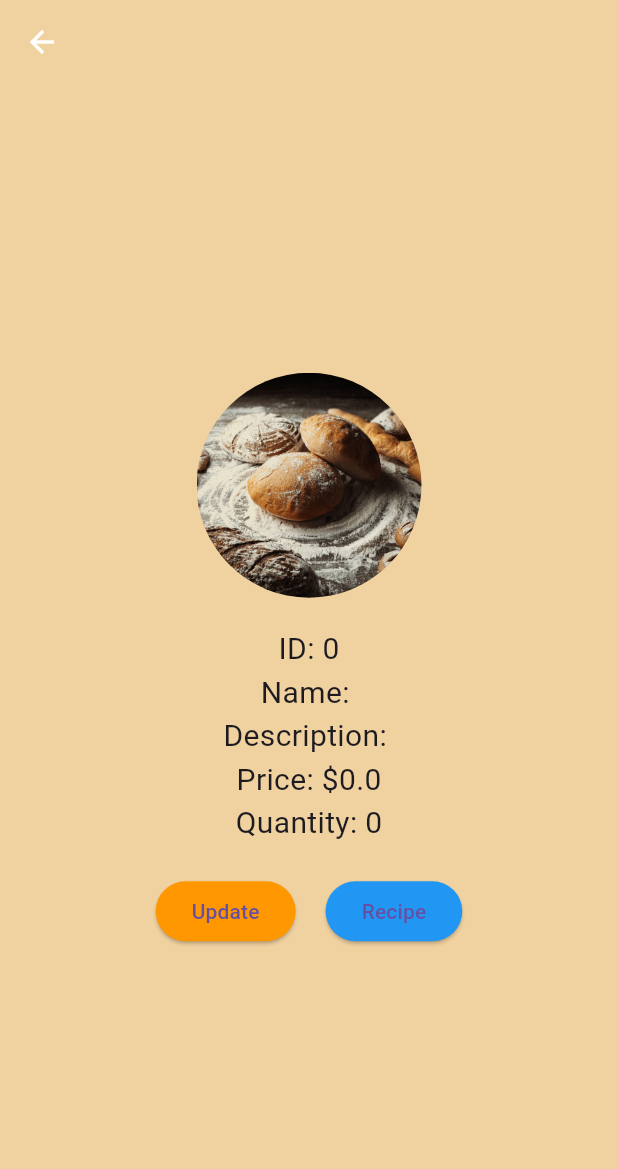
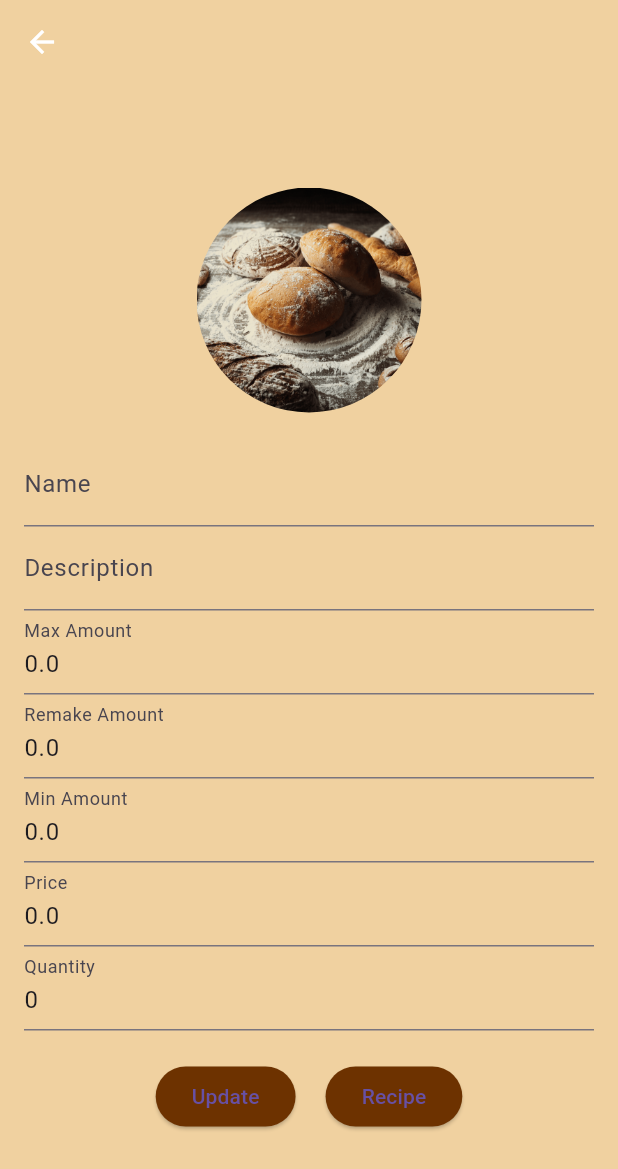
Before and after one commit to Jayjolie1026/BakeryManagement, a Flutter app: the ProductDetailPage screen opened directly with empty values, after a tap on "Update", on a phone screen of 412 x 824 dp. Shown: the top 1169 px of the screen. Run offline on Flutter 3.47's test engine with Material 3 defaults, Android fonts, the phone set to English and light mode, and no system bars; network calls fail.

Commit message:
messing with update

```diff
--- a/bakery_management/lib/pages/bakedgoods.dart
+++ b/bakery_management/lib/pages/bakedgoods.dart
@@ -125,11 +125,14 @@ class ProductApi {
 
 
  static Future<void> updateProduct(Product product) async {
+  final url = Uri.parse('https://bakerymanagement-efgmhebnd5aggagn.eastus-01.azurewebsites.net/finalproducts/${product.productID}');
   final response = await http.put(
-    Uri.parse('https://bakerymanagement-efgmhebnd5aggagn.eastus-01.azurewebsites.net/finalproducts/${product.productID}'),
+    url,
     headers: {'Content-Type': 'application/json'},
     body: jsonEncode(product.toJson()),
   );
+  print('Response status: ${response.statusCode}');
+  print('Update request body: ${jsonEncode(product.toJson())}');
 
   if (response.statusCode != 200) {
     throw Exception('Failed to update product');
@@ -347,16 +350,53 @@ class _SearchWidgetState extends State<SearchWidget> {
 
 
 // Product Detail Page
-class ProductDetailPage extends StatelessWidget {
+class ProductDetailPage extends StatefulWidget {
   final Product product;
 
   const ProductDetailPage({super.key, required this.product});
 
-   @override
+  @override
+  _ProductDetailPageState createState() => _ProductDetailPageState();
+}
+
+class _ProductDetailPageState extends State<ProductDetailPage> {
+  late TextEditingController _nameController;
+  late TextEditingController _descriptionController;
+  late TextEditingController _maxAmountController;
+  late TextEditingController _remakeAmountController;
+  late TextEditingController _minAmountController;
+  late TextEditingController _priceController;
+  late TextEditingController _quantityController;
+
+  @override
+  void initState() {
+    super.initState();
+    _nameController = TextEditingController(text: widget.product.name);
+    _descriptionController = TextEditingController(text: widget.product.description);
+    _maxAmountController = TextEditingController(text: widget.product.maxAmount.toString());
+    _remakeAmountController = TextEditingController(text: widget.product.remakeAmount.toString());
+    _minAmountController = TextEditingController(text: widget.product.minAmount.toString());
+    _priceController = TextEditingController(text: widget.product.price.toString());
+    _quantityController = TextEditingController(text: widget.product.quantity.toString());
+  }
+
+  @override
+  void dispose() {
+    _nameController.dispose();
+    _descriptionController.dispose();
+    _maxAmountController.dispose();
+    _remakeAmountController.dispose();
+    _minAmountController.dispose();
+    _priceController.dispose();
+    _quantityController.dispose();
+    super.dispose();
+  }
+
+  @override
   Widget build(BuildContext context) {
     return Scaffold(
       appBar: AppBar(
-        title: Text(product.name),
+        title: Text(widget.product.name),
         backgroundColor: const Color(0xFFF0d1a0),
       ),
       backgroundColor: const Color(0xFFF0d1a0),
@@ -367,23 +407,51 @@ class ProductDetailPage extends StatelessWidget {
           children: [
             // Centered Image
             Container(
-              height: 150, // Adjust height as needed
-              width: 150, // Adjust width as needed
+              height: 150,
+              width: 150,
               decoration: const BoxDecoration(
                 shape: BoxShape.circle,
                 image: DecorationImage(
-                  image:  AssetImage('assets/bread2.png'),
+                  image: AssetImage('assets/bread2.png'),
                   fit: BoxFit.cover,
                 ),
               ),
             ),
             const SizedBox(height: 20),
-            // Centered Product Details
-            Text('ID: ${product.productID}', style: const TextStyle(fontSize: 20)),
-            Text('Name: ${product.name}', style: const TextStyle(fontSize: 20)),
-            Text('Description: ${product.description}', style: const TextStyle(fontSize: 20)),
-            Text('Price: \$${product.price}', style: const TextStyle(fontSize: 20)),
-            Text('Quantity: ${product.quantity}', style: const TextStyle(fontSize: 20)),
+            // Editable Fields
+            TextField(
+              controller: _nameController,
+              decoration: const InputDecoration(labelText: 'Name'),
+            ),
+            TextField(
+              controller: _descriptionController,
+              decoration: const InputDecoration(labelText: 'Description'),
+            ),
+            TextField(
+              controller: _maxAmountController,
+              decoration: const InputDecoration(labelText: 'Max Amount'),
+              keyboardType: TextInputType.number,
+            ),
+            TextField(
+              controller: _remakeAmountController,
+              decoration: const InputDecoration(labelText: 'Remake Amount'),
+              keyboardType: TextInputType.number,
+            ),
+            TextField(
+              controller: _minAmountController,
+              decoration: const InputDecoration(labelText: 'Min Amount'),
+              keyboardType: TextInputType.number,
+            ),
+            TextField(
+              controller: _priceController,
+              decoration: const InputDecoration(labelText: 'Price'),
+              keyboardType: TextInputType.number,
+            ),
+            TextField(
+              controller: _quantityController,
+              decoration: const InputDecoration(labelText: 'Quantity'),
+              keyboardType: TextInputType.number,
+            ),
             const SizedBox(height: 20),
             // Buttons
             Row(
@@ -391,11 +459,28 @@ class ProductDetailPage extends StatelessWidget {
               children: [
                 ElevatedButton(
                   onPressed: () async {
+                    // Update the product with new values
+                    final updatedProduct = Product(
+                      productID: widget.product.productID, // Keep the same product ID
+                      name: _nameController.text,
+                      description: _descriptionController.text,
+                      maxAmount: double.parse(_maxAmountController.text),
+                      remakeAmount: double.parse(_remakeAmountController.text),
+                      minAmount: double.parse(_minAmountController.text),
+                      quantity: int.parse(_quantityController.text),
+                      price: double.parse(_priceController.text),
+                    );
+
                     // Call update API
-                    await ProductApi.updateProduct(product);
+                    await ProductApi.updateProduct(updatedProduct);
+
+                    // Show success message
+                    ScaffoldMessenger.of(context).showSnackBar(
+                      const SnackBar(content: Text('Product updated successfully!')),
+                    );
                   },
                   style: ElevatedButton.styleFrom(
-                    backgroundColor: Colors.orange,
+                    backgroundColor: const Color(0xFF6D3200),
                   ),
                   child: const Text('Update'),
                 ),
@@ -406,12 +491,12 @@ class ProductDetailPage extends StatelessWidget {
                     Navigator.push(
                       context,
                       MaterialPageRoute(
-                        builder: (context) => RecipePage(product: product),
+                        builder: (context) => RecipePage(product: widget.product),
                       ),
                     );
                   },
                   style: ElevatedButton.styleFrom(
-                    backgroundColor: Colors.blue,
+                    backgroundColor: const Color(0xFF6D3200),
                   ),
                   child: const Text('Recipe'),
                 ),
@@ -423,6 +508,7 @@ class ProductDetailPage extends StatelessWidget {
     );
   }
 }
+
 
 
 void showAddProductDialog(BuildContext context,VoidCallback onProductAdded) {
@@ -491,7 +577,7 @@ void showAddProductDialog(BuildContext context,VoidCallback onProductAdded) {
               name: nameController.text,
               description: descriptionController.text,
               maxAmount: double.tryParse(maxAmountController.text) ?? 0,
-              remakeAmount: double.tryParse(maxAmountController.text) ?? 0,
+              remakeAmount: double.tryParse(remakeAmountController.text) ?? 0,
               minAmount: double.tryParse(minAmountController.text) ?? 0,
               quantity: int.tryParse(quantityController.text) ?? 0,
               price: double.tryParse(priceController.text) ?? 0.0,
```
Also changed, not shown: 1 other file.
